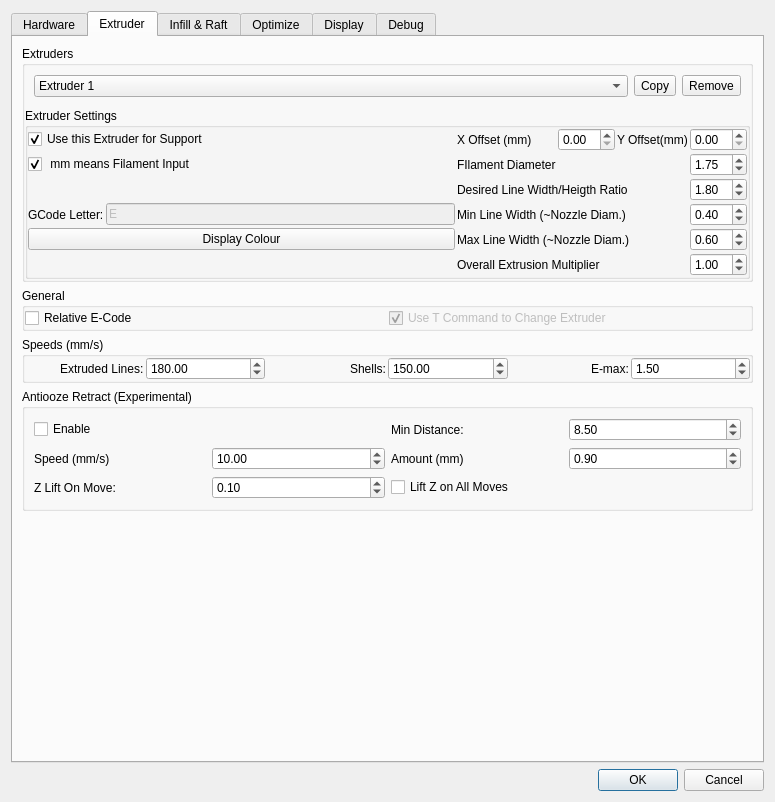
Old version of the form RepsnapperQt/preferences_dlg.ui in the repository timschmidt/repsnapper.
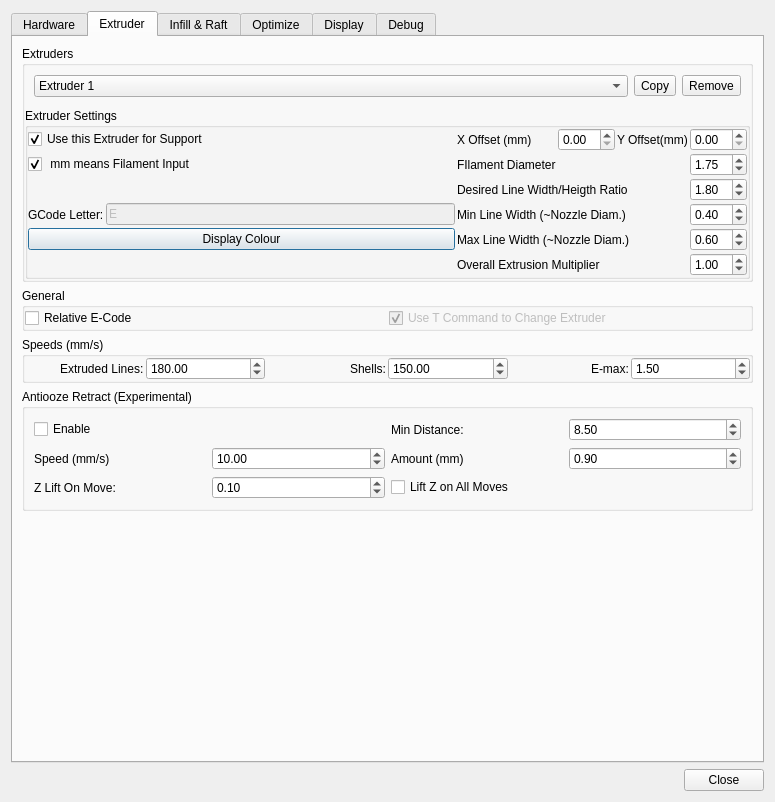
New version of the form. The open tabs and pages were chosen to show the change. Icons and pictures are not drawn. Custom widgets are drawn as their Qt base class.

Diff of the .ui file:
```diff
--- a/RepsnapperQt/preferences_dlg.ui
+++ b/RepsnapperQt/preferences_dlg.ui
@@ -2424,7 +2424,7 @@
       <enum>Qt::Horizontal</enum>
      </property>
      <property name="standardButtons">
-      <set>QDialogButtonBox::Cancel|QDialogButtonBox::Ok</set>
+      <set>QDialogButtonBox::Close</set>
      </property>
     </widget>
    </item>
```
Left out of the diff: 2 changed lines with no effect on the pictures.
